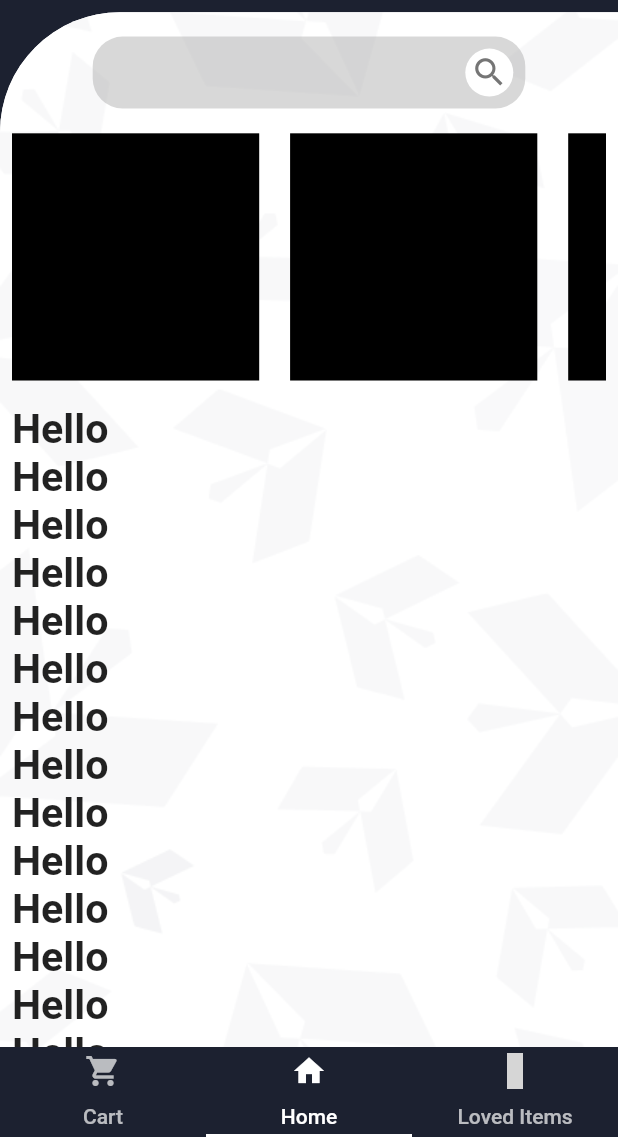
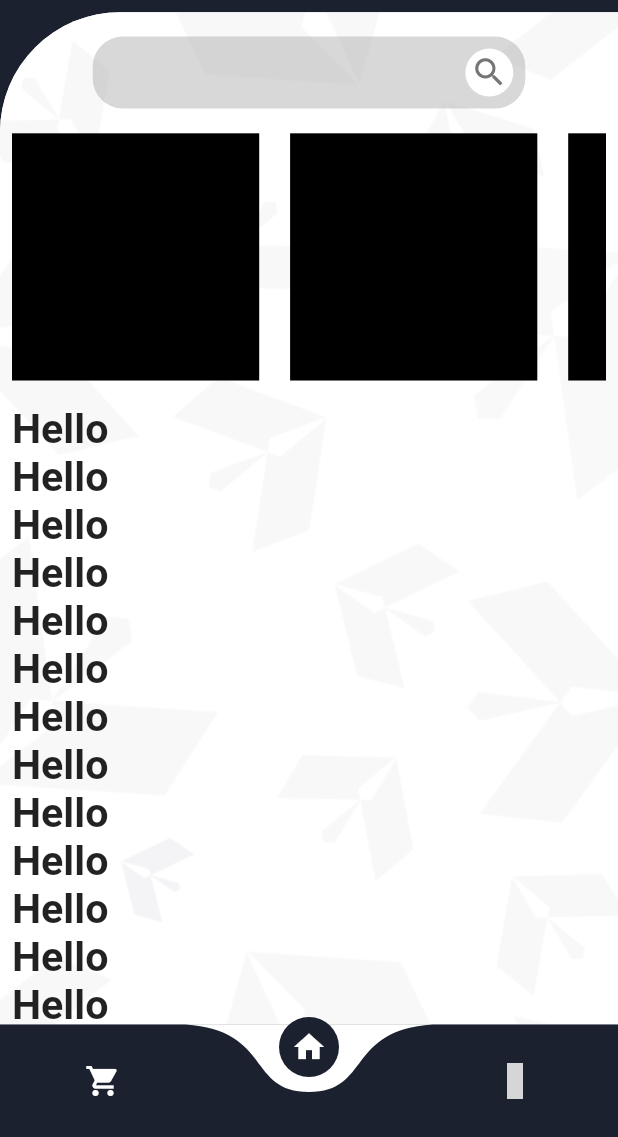
Before and after one commit to AbdelrahmanMustafaa/Shopping_app, a Flutter app: the screen it shows after launch, on a phone screen of 412 x 824 dp, the part 99-1236 px from its top. Run offline on Flutter 3.47's test engine with Material 2 defaults, Android fonts, the phone set to English and light mode, and no system bars; drawn by our look-alikes of curved_navigation_bar; our stand-ins replace convex_bottom_bar, dio, easy_splash_screen, firebase_auth, firebase_core, flutter_bloc and 3 more; accounts and stored records are empty; network calls fail; statements that could not run were skipped; grey boxes are pictures that could not be loaded.

Commit message:
project editing

```diff
--- a/lib/app_cubit/app_cubit.dart
+++ b/lib/app_cubit/app_cubit.dart
@@ -18,7 +18,30 @@ class AppCubit extends Cubit<AppState> {
   factory AppCubit()=>_instance ;
   GlobalKey<ScaffoldState> scaffoldKey = GlobalKey<ScaffoldState>();
 
+  bool enabled = false;
 
+  changeToEnabled()
+  {
+    enabled = true ;
+    emit(ChangeEnabledState());
+  }
+
+  changeToUnEnabled()
+  {
+    enabled = false ;
+    emit(ChangeEnabledState());
+  }
+
+
+  int _i = 1;
+  setI (int x)
+  {
+    _i = x ;
+  }
+ int getI ()
+  {
+    return _i ;
+  }
 
   bool dark= false ;
   changDarkMode ()
--- a/lib/app_cubit/app_state.dart
+++ b/lib/app_cubit/app_state.dart
@@ -23,3 +23,5 @@ class GetInitPageState extends AppState{}
 class ChangeDarkModeState extends AppState{}
 
 class ChangeCIndex extends AppState{}
+
+class ChangeEnabledState extends AppState{}
--- a/lib/main.dart
+++ b/lib/main.dart
@@ -14,6 +14,7 @@ import 'package:shopping_app/test.dart';
 import 'package:sizer/sizer.dart';
 import 'app_cubit/app_cubit.dart';
 import 'app_cubit/observer/observer.dart';
+import 'screens/profile_screen/profile.dart';
 
 void main() async {
   WidgetsFlutterBinding.ensureInitialized();
--- a/lib/screens/home_screen/screen/home_screen.dart
+++ b/lib/screens/home_screen/screen/home_screen.dart
@@ -3,6 +3,7 @@ import 'package:iconsax/iconsax.dart';
 import 'package:shopping_app/api_model/api_handler.dart';
 import 'package:shopping_app/screens/connect_us/connect_us.dart';
 import 'package:shopping_app/screens/connect_us/web_view.dart';
+import 'package:shopping_app/screens/profile_screen/profile.dart';
 import 'package:sizer/sizer.dart';
 import 'package:flutter/material.dart';
 import 'package:flutter_bloc/flutter_bloc.dart';
@@ -35,29 +36,32 @@ class _HomeScreenState extends State<HomeScreen> {
         listener: (context, state) {},
         builder: (context, state) {
           List testCart = [5];
+          List w = [
+            Cart(testCart, AssetImage(''), context),
+            Home(),
+            Cart(testCart, AssetImage(''), context),
+            Love(),
+          ];
           AppCubit cubit = BlocProvider.of<AppCubit>(context);
           return SafeArea(
             child: DefaultTabController(
               initialIndex: 1,
               length: 3,
               child: Scaffold(
-                bottomNavigationBar: TabBar(
-                  tabs: [
-                    Tab(
-                      icon: Icon(Icons.shopping_cart),
-                      child: Text('Cart'),
-                      height: 7.h,
-                    ),
-                    Tab(
-                      icon: Icon(Icons.home),
-                      height: 7.h,
-                      text: 'Home',
-                    ),
-                    Tab(
-                      icon: Icon(Iconsax.heart5),
-                      text: 'Loved Items',
-                      height: 7.h,
-                    )
+                bottomNavigationBar: CurvedNavigationBar(
+                  index: cubit.getI(),
+                  onTap: (index) {
+                    print('on tab');
+                    setState(() {});
+                    cubit.setI(index);
+                  },
+                  buttonBackgroundColor: myLightBlack,
+                  color: myLightBlack,
+                  backgroundColor: Colors.white,
+                  items: [
+                    cubit.icons[0],
+                    cubit.icons[1],
+                    cubit.icons[2],
                   ],
                 ),
                 key: cubit.scaffoldKey,
@@ -74,6 +78,10 @@ class _HomeScreenState extends State<HomeScreen> {
                               children: [
                                 InkWell(
                                   onTap: () {
+                                    Navigator.push(
+                                        context,
+                                        MaterialPageRoute(
+                                            builder: (context) => Profile()));
                                     // navigate to profile page
                                   },
                                   child: Row(
@@ -132,7 +140,10 @@ class _HomeScreenState extends State<HomeScreen> {
                                     color: Colors.grey,
                                   ),
                                   onTap: () {
-                                    // navegate to cart
+                                    setState(() {
+                                      cubit.setI(0);
+                                      Navigator.pop(context);
+                                    });
                                     print('Cart Screen');
                                   },
                                 ),
@@ -150,7 +161,10 @@ class _HomeScreenState extends State<HomeScreen> {
                                     color: Colors.grey,
                                   ),
                                   onTap: () {
-                                    // navegate to wish list
+                                    setState(() {
+                                      cubit.setI(2);
+                                      Navigator.pop(context);
+                                    });
                                     print('Wish List');
                                   },
                                 ),
@@ -211,9 +225,10 @@ class _HomeScreenState extends State<HomeScreen> {
                                 },
                                 child: Container(
                                   decoration: BoxDecoration(
-                                      image: DecorationImage(
-                                          image: AssetImage(
-                                              'images/whatsapp.png'))),
+                                    image: DecorationImage(
+                                      image: AssetImage('images/whatsapp.png'),
+                                    ),
+                                  ),
                                   width: 12.w,
                                   height: 7.h,
                                 ),
@@ -301,13 +316,7 @@ class _HomeScreenState extends State<HomeScreen> {
                       height: 1.h,
                     ),
                     Expanded(
-                      child: TabBarView(
-                        children: [
-                          Cart(testCart, AssetImage(''), context),
-                          Home(),
-                          Love(),
-                        ],
-                      ),
+                      child: w[cubit.getI()],
                     )
                   ],
                 ),
--- a/lib/screens/sign_in_screen/t.dart
+++ b/lib/screens/sign_in_screen/t.dart
@@ -125,6 +125,9 @@ Widget Cart(List cartList, AssetImage productImage, BuildContext context) {
       Expanded(
         child: Container(
           decoration: BoxDecoration(
+            borderRadius: BorderRadius.only(
+              topLeft: Radius.circular(80)
+            ),
             image: DecorationImage(
                 fit: BoxFit.cover,
                 image: cartList.isEmpty
```
Also changed, not shown: lib/screens/profile_screen/profile.dart (added, +235 -0 lines), lib/screens/setting_screen/setting.dart (added, +12 -0 lines).
